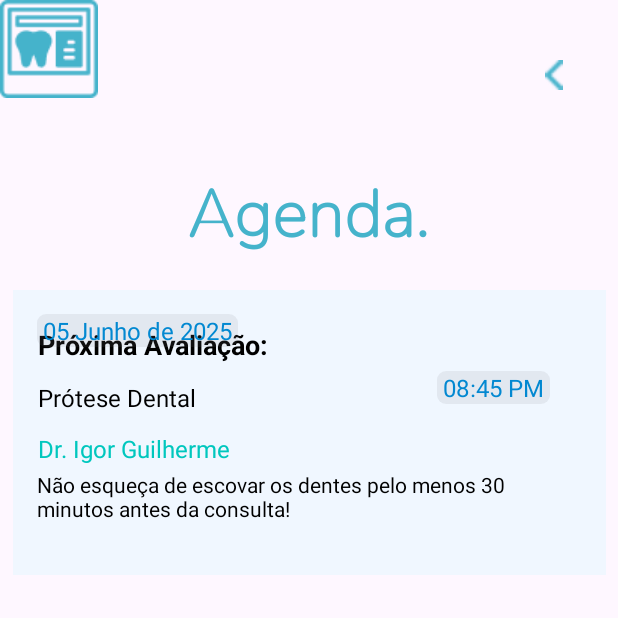
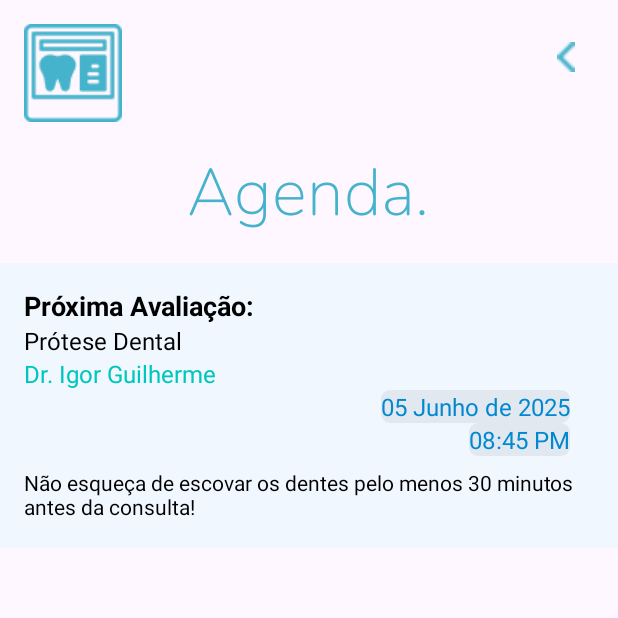
Before and after one commit to leooli-321/OdontoFast, an Android app: the AgendaActivity screen opened directly, with no data from a screen before it, on a phone screen of 412 x 824 dp, the top half of it. Run offline under Robolectric (Android 15) with nearby library versions, the phone set to English and light mode, and no system bars.

Commit message:
telas atualizadas e funcionais

```diff
--- a/app/src/main/java/br/com/alunos/odontofast/BoasVindasActivity.kt
+++ b/app/src/main/java/br/com/alunos/odontofast/BoasVindasActivity.kt
@@ -2,6 +2,7 @@ package br.com.alunos.odontofast
 
 import android.content.Intent
 import android.os.Bundle
+import android.view.animation.AnimationUtils
 import android.widget.Button
 import androidx.appcompat.app.AppCompatActivity
 
--- a/app/src/main/java/br/com/alunos/odontofast/LoginActivity.kt
+++ b/app/src/main/java/br/com/alunos/odontofast/LoginActivity.kt
@@ -39,6 +39,7 @@ class LoginActivity : AppCompatActivity() {
 
             // Navegação para a MainActivity
             val intent = Intent(this, MainActivity::class.java)
+            intent.putExtra("CARTEIRINHA", carteirinha) // Passando a carteirinha
             startActivity(intent)
             finish()  // Finaliza a LoginActivity para não voltar nela
         }
--- a/app/src/main/res/layout/activity_agenda.xml
+++ b/app/src/main/res/layout/activity_agenda.xml
@@ -5,144 +5,130 @@
     android:layout_width="match_parent"
     android:layout_height="match_parent">
 
-<!--    BOTÃO DE VOLTAR-->
-    <ImageView
-        android:id="@+id/imageView9"
-        android:layout_width="13dp"
-        android:layout_height="20dp"
-        android:layout_marginTop="40dp"
-        android:layout_marginEnd="36dp"
-        app:layout_constraintEnd_toEndOf="parent"
-        app:layout_constraintTop_toTopOf="parent"
-        app:srcCompat="@drawable/setavector" />
-
-    <TextView
-        android:id="@+id/tvTitle"
-        android:layout_width="wrap_content"
-        android:layout_height="wrap_content"
-        android:layout_marginTop="112dp"
-        android:fontFamily="@font/nunito"
-        android:text="Agenda."
-        android:textColor="#45B3CB"
-        android:textFontWeight="700"
-        android:textSize="44sp"
-        android:textStyle="bold"
-        app:layout_constraintEnd_toEndOf="parent"
-        app:layout_constraintHorizontal_bias="0.497"
-        app:layout_constraintStart_toStartOf="parent"
-        app:layout_constraintTop_toTopOf="parent" />
-
+    <!-- BOTÃO DE VOLTAR -->
     <ImageView
         android:id="@+id/imageView12"
         android:layout_width="wrap_content"
         android:layout_height="wrap_content"
         app:srcCompat="@drawable/agendapageicon"
-        tools:layout_editor_absoluteX="36dp"
-        tools:layout_editor_absoluteY="35dp"
-        tools:ignore="MissingConstraints" />
+        android:contentDescription="icone de agenda"
+        app:layout_constraintStart_toStartOf="parent"
+        app:layout_constraintTop_toTopOf="parent"
+        android:layout_marginStart="16dp"
+        android:layout_marginTop="16dp"/>
+
+    <ImageView
+        android:id="@+id/imageView9"
+        android:layout_width="13dp"
+        android:layout_height="20dp"
+        android:layout_marginTop="28dp"
+        android:layout_marginEnd="28dp"
+        android:contentDescription="botão voltar"
+        app:layout_constraintEnd_toEndOf="parent"
+        app:layout_constraintTop_toTopOf="parent"
+        app:srcCompat="@drawable/setavector" />
 
     <!-- Card Layout Grouped -->
+    <TextView
+        android:id="@+id/tvTitle"
+        android:layout_width="wrap_content"
+        android:layout_height="wrap_content"
+        android:layout_marginTop="16dp"
+        android:fontFamily="@font/nunito"
+        android:text="@string/agenda_title"
+        android:textColor="#45B3CB"
+        android:textSize="44sp"
+        android:textStyle="bold"
+        app:layout_constraintBottom_toTopOf="@+id/cardLayout"
+        app:layout_constraintEnd_toEndOf="parent"
+        app:layout_constraintHorizontal_bias="0.497"
+        app:layout_constraintStart_toStartOf="parent"
+        app:layout_constraintTop_toBottomOf="@id/imageView12" />
+
     <androidx.constraintlayout.widget.ConstraintLayout
         android:id="@+id/cardLayout"
-        android:layout_width="395dp"
+        android:layout_width="0dp"
         android:layout_height="190dp"
-        android:layout_marginTop="128dp"
         android:background="#F0F7FF"
         android:padding="16dp"
+        app:layout_constraintTop_toBottomOf="@id/tvTitle"
+        app:layout_constraintStart_toStartOf="parent"
         app:layout_constraintEnd_toEndOf="parent"
-        app:layout_constraintStart_toStartOf="parent"
-        app:layout_constraintTop_toBottomOf="@+id/imageView12">
+        android:layout_marginTop="16dp">
 
         <TextView
             android:id="@+id/tvProximaAvaliacao"
-            android:layout_width="wrap_content"
+            android:layout_width="0dp"
             android:layout_height="wrap_content"
-            android:layout_marginTop="8dp"
-            android:text="Próxima Avaliação:"
+            android:text="@string/next_evaluation"
             android:textColor="#000000"
             android:textSize="18sp"
             android:textStyle="bold"
-            app:layout_constraintEnd_toEndOf="parent"
-            app:layout_constraintHorizontal_bias="0.004"
+            app:layout_constraintEnd_toStartOf="@+id/tvData"
             app:layout_constraintStart_toStartOf="parent"
-            app:layout_constraintTop_toTopOf="parent" />
+            app:layout_constraintTop_toTopOf="parent"
+            app:layout_constraintHorizontal_bias="0.0"/>
 
         <TextView
             android:id="@+id/tvProsteseDental"
-            android:layout_width="wrap_content"
+            android:layout_width="0dp"
             android:layout_height="wrap_content"
-            android:layout_marginTop="12dp"
-            android:text="Prótese Dental"
+            android:text="@string/dental_prosthesis"
             android:textColor="#000000"
             android:textSize="16sp"
-            app:layout_constraintEnd_toEndOf="parent"
-            app:layout_constraintHorizontal_bias="0.003"
+            app:layout_constraintEnd_toStartOf="@+id/tvHora"
             app:layout_constraintStart_toStartOf="parent"
-            app:layout_constraintTop_toBottomOf="@+id/tvProximaAvaliacao" />
+            app:layout_constraintTop_toBottomOf="@+id/tvProximaAvaliacao"
+            app:layout_constraintHorizontal_bias="0.0"/>
 
         <TextView
             android:id="@+id/tvDrIgorGuilherme"
-            android:layout_width="wrap_content"
+            android:layout_width="0dp"
             android:layout_height="wrap_content"
-            android:layout_marginTop="12dp"
-            android:text="Dr. Igor Guilherme"
+            android:text="@string/doctor_name"
             android:textColor="#00C7BE"
             android:textSize="16sp"
             app:layout_constraintEnd_toEndOf="parent"
-            app:layout_constraintHorizontal_bias="0.003"
             app:layout_constraintStart_toStartOf="parent"
             app:layout_constraintTop_toBottomOf="@+id/tvProsteseDental" />
-
 
         <TextView
             android:id="@+id/tvHora"
             android:layout_width="wrap_content"
             android:layout_height="wrap_content"
-            android:layout_marginTop="16dp"
             android:background="@drawable/text_view_background"
-            android:text=" 08:45 PM "
+            android:text="@string/appointment_time"
             android:textColor="#0288D1"
             android:textSize="16sp"
             app:layout_constraintEnd_toEndOf="parent"
-            app:layout_constraintHorizontal_bias="0.926"
+            app:layout_constraintHorizontal_bias="0.948"
             app:layout_constraintStart_toStartOf="parent"
             app:layout_constraintTop_toBottomOf="@+id/tvData" />
-
-        <ImageView
-            android:id="@+id/ivToothbrush"
-            android:layout_width="wrap_content"
-            android:layout_height="wrap_content"
-            android:layout_marginTop="16dp"
-            app:layout_constraintEnd_toEndOf="parent"
-            app:layout_constraintStart_toStartOf="parent"
-            app:layout_constraintTop_toBottomOf="@+id/tvHora" />
 
         <TextView
             android:id="@+id/tvReminder"
             android:layout_width="wrap_content"
             android:layout_height="wrap_content"
-            android:layout_marginTop="28dp"
-            android:text="Não esqueça de escovar os dentes pelo menos 30 minutos antes da consulta!"
+            android:layout_marginTop="8dp"
+            android:text="@string/reminder"
             android:textColor="#000000"
             android:textSize="14sp"
             app:layout_constraintEnd_toEndOf="parent"
             app:layout_constraintHorizontal_bias="0.0"
             app:layout_constraintStart_toStartOf="parent"
-            app:layout_constraintTop_toBottomOf="@+id/ivToothbrush" />
+            app:layout_constraintTop_toBottomOf="@+id/tvHora" />
 
         <TextView
             android:id="@+id/tvData"
             android:layout_width="wrap_content"
             android:layout_height="wrap_content"
             android:background="@drawable/text_view_background"
-            android:text=" 05 Junho de 2025 "
+            android:text="@string/appointment_date"
             android:textColor="#0288D1"
             android:textSize="16sp"
-            tools:layout_editor_absoluteX="206dp"
-            tools:layout_editor_absoluteY="16dp"
-            tools:ignore="MissingConstraints" />
-
-
+            app:layout_constraintEnd_toEndOf="parent"
+            app:layout_constraintHorizontal_bias="0.936"
+            app:layout_constraintStart_toStartOf="parent"
+            app:layout_constraintTop_toBottomOf="@+id/tvDrIgorGuilherme" />
     </androidx.constraintlayout.widget.ConstraintLayout>
-
 </androidx.constraintlayout.widget.ConstraintLayout>
--- a/app/src/main/res/layout/activity_checklist.xml
+++ b/app/src/main/res/layout/activity_checklist.xml
@@ -25,7 +25,6 @@
         android:layout_marginTop="32dp"
         app:layout_constraintBottom_toBottomOf="parent"
         app:layout_constraintEnd_toEndOf="parent"
-        app:layout_constraintHorizontal_bias="0.47"
         app:layout_constraintStart_toStartOf="parent"
         app:layout_constraintTop_toBottomOf="@id/textView5"
         app:layout_constraintVertical_bias="0.0"
--- a/app/src/main/res/layout/activity_login.xml
+++ b/app/src/main/res/layout/activity_login.xml
@@ -26,7 +26,7 @@
         android:layout_width="0dp"
         android:layout_height="wrap_content"
         android:hint="Carteirinha do convênio OdontoPrev"
-        android:text="RM554024"
+        android:text=""
         app:layout_constraintBottom_toTopOf="@+id/etSenha"
         app:layout_constraintEnd_toEndOf="parent"
         app:layout_constraintStart_toStartOf="parent"
@@ -39,7 +39,7 @@
         android:layout_height="wrap_content"
         android:hint="Senha OdontoPrev"
         android:inputType="textPassword"
-        android:text="***********"
+        android:text=""
         app:layout_constraintBottom_toTopOf="@+id/btnLogin"
         app:layout_constraintEnd_toEndOf="parent"
         app:layout_constraintStart_toStartOf="parent"
--- a/app/src/main/res/values-night/themes.xml
+++ b/app/src/main/res/values-night/themes.xml
@@ -1,7 +1,12 @@
 <resources xmlns:tools="http://schemas.android.com/tools">
-    <!-- Base application theme. -->
     <style name="Base.Theme.OdontoFast" parent="Theme.Material3.DayNight.NoActionBar">
         <!-- Customize your dark theme here. -->
-        <!-- <item name="colorPrimary">@color/my_dark_primary</item> -->
+        <item name="colorPrimary">@color/dark_primary</item>
+        <item name="colorPrimaryVariant">@color/dark_primary</item>
+        <item name="colorOnPrimary">@color/dark_on_primary</item>
+        <item name="colorSurface">@color/dark_surface</item>
+        <item name="colorOnSurface">@color/dark_on_surface</item>
     </style>
+
+    <style name="Theme.OdontoFast" parent="Base.Theme.OdontoFast" />
 </resources>
--- a/app/src/main/res/values/colors.xml
+++ b/app/src/main/res/values/colors.xml
@@ -1,5 +1,15 @@
-<?xml version="1.0" encoding="utf-8"?>
 <resources>
-    <color name="black">#FF000000</color>
-    <color name="white">#FFFFFFFF</color>
+    <!-- Cores do tema claro -->
+    <color name="light_primary">#45B3CB</color>
+    <color name="light_background">#F6F6F6</color>
+    <color name="light_on_primary">#FFFFFF</color>
+    <color name="light_surface">#FFFFFF</color>
+    <color name="light_on_surface">#000000</color>
+
+    <!-- Cores do tema escuro -->
+    <color name="dark_primary">#00695C</color>
+    <color name="dark_background">#121212</color>
+    <color name="dark_on_primary">#FFFFFF</color>
+    <color name="dark_surface">#1E1E1E</color>
+    <color name="dark_on_surface">#FFFFFF</color>
 </resources>
--- a/app/src/main/res/values/strings.xml
+++ b/app/src/main/res/values/strings.xml
@@ -1,3 +1,26 @@
 <resources>
-    <string name="app_name">OdontoFast</string>
+    <string name="app_name">OdontoFast.</string>
+
+<!--FICHA ODONTO-->
+        <string name="title">Ficha Odontológica.</string>
+        <string name="extraction_title">Extração Dentária</string>
+        <string name="extraction_event">Efetuamos uma extração com o Dr. Pablo Marçal no dia (18/09/2023) às 15:45.</string>
+        <string name="restoration_title">Restauração</string>
+        <string name="restoration_event">Restauração bucal devido à dentes cariados. Também foi executado uma limpeza total. Dr Andreas Kisser (25/08/2024)</string>
+
+<!--AGENDA-->
+        <string name="agenda_title">Agenda.</string>
+        <string name="next_evaluation">Próxima Avaliação:</string>
+        <string name="dental_prosthesis">Prótese Dental</string>
+        <string name="doctor_name">Dr. Igor Guilherme</string>
+        <string name="appointment_time">08:45 PM</string>
+        <string name="appointment_date">05 Junho de 2025</string>
+        <string name="reminder">Não esqueça de escovar os dentes pelo menos 30 minutos antes da consulta!</string>
+
+
+<!-- BOAS VINDAS-->
+        <string name="tagline">Seu amigo bucal!</string>
+        <string name="description">Entre com sua carteirinha do convênio\npara usufruir de toda nossa assistência\nodontológica online, do jeito fast!</string>
+        <string name="login_button">Login</string>
+
 </resources>
--- a/app/src/main/res/values/themes.xml
+++ b/app/src/main/res/values/themes.xml
@@ -2,7 +2,11 @@
     <!-- Base application theme. -->
     <style name="Base.Theme.OdontoFast" parent="Theme.Material3.DayNight.NoActionBar">
         <!-- Customize your light theme here. -->
-        <!-- <item name="colorPrimary">@color/my_light_primary</item> -->
+        <item name="colorPrimary">@color/light_primary</item>
+        <item name="colorPrimaryVariant">@color/light_primary</item>
+        <item name="colorOnPrimary">@color/light_on_primary</item>
+        <item name="colorSurface">@color/light_surface</item>
+        <item name="colorOnSurface">@color/light_on_surface</item>
     </style>
 
     <style name="Theme.OdontoFast" parent="Base.Theme.OdontoFast" />
```
Also changed, not shown: app/src/main/java/br/com/alunos/odontofast/MainActivity.kt (+8 -0 lines), app/src/main/res/anim/fade_in_scale.xml (+12 -1 lines), app/src/main/res/layout/activity_boasvindas.xml (+12 -12 lines), app/src/main/res/layout/activity_fichaodonto.xml (+22 -47 lines), app/src/main/res/layout/activity_main.xml (+48 -49 lines).
